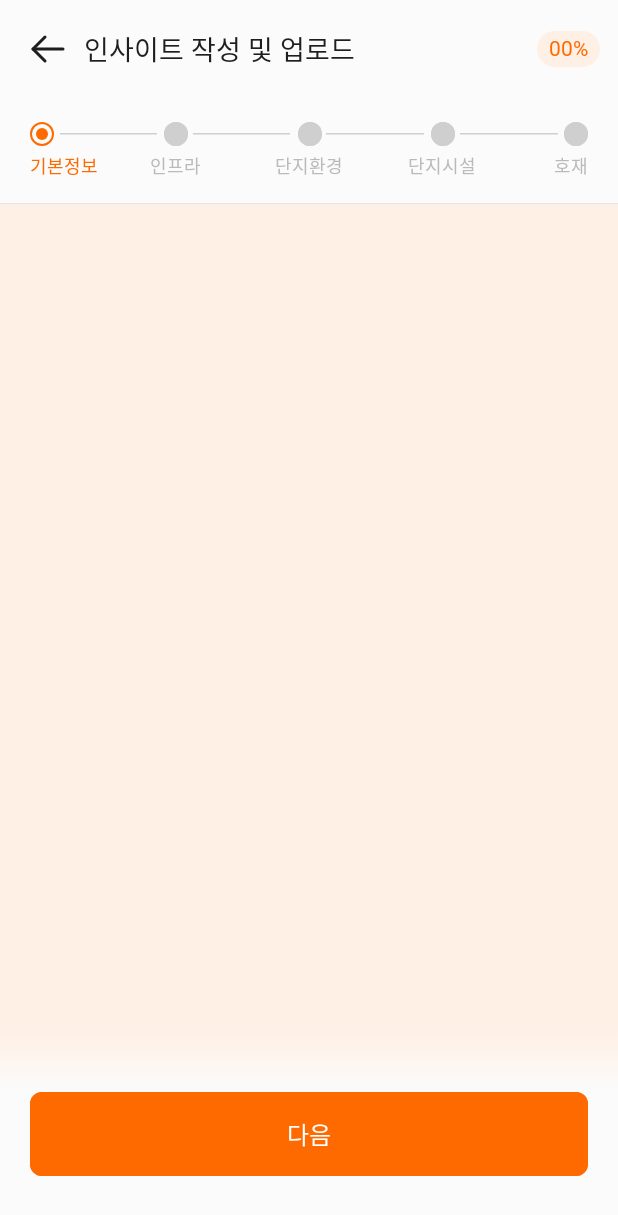
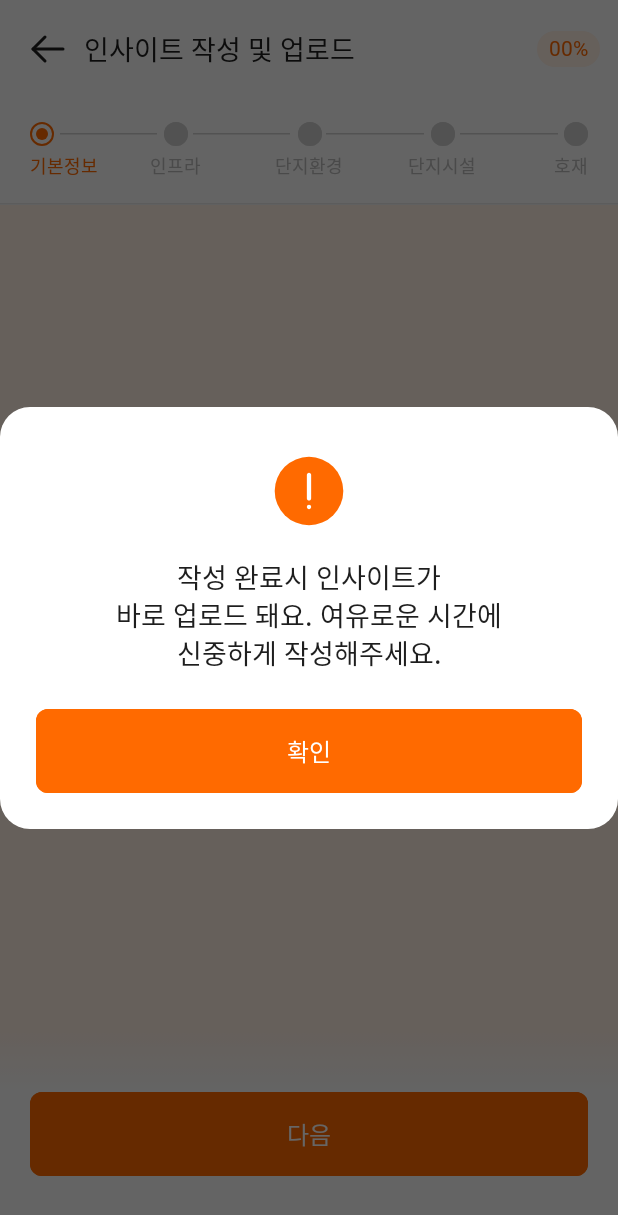
Before and after one commit to imaec/imdang, an Android app built with Jetpack Compose: the WriteInsightScreen screen opened through its navigation route, on a phone screen of 412 x 824 dp. Shown: the top 1215 px of the screen. Run offline under Robolectric (Android 15) with nearby library versions, the phone set to English and light mode, and no system bars; our stand-ins replace Dagger/Hilt's generated code; libraries missing offline, so code that uses them is left out: com.google.accompanist.web; pictures from the network do not load; Roboto replaces fonts that are not available here.

Commit message:
feat: 인사이트 작성 - 안내 팝업 구현

```diff
--- a/app/src/main/java/info/imdang/app/ui/insight/write/WriteInsightScreen.kt
+++ b/app/src/main/java/info/imdang/app/ui/insight/write/WriteInsightScreen.kt
@@ -9,6 +9,10 @@ import androidx.compose.foundation.pager.rememberPagerState
 import androidx.compose.material3.Scaffold
 import androidx.compose.runtime.Composable
 import androidx.compose.runtime.LaunchedEffect
+import androidx.compose.runtime.getValue
+import androidx.compose.runtime.mutableStateOf
+import androidx.compose.runtime.remember
+import androidx.compose.runtime.setValue
 import androidx.compose.ui.Alignment
 import androidx.compose.ui.Modifier
 import androidx.compose.ui.res.stringResource
@@ -23,10 +27,12 @@ import info.imdang.app.ui.insight.write.environment.WriteInsightComplexEnvironme
 import info.imdang.app.ui.insight.write.facility.WriteInsightComplexFacilityPage
 import info.imdang.app.ui.insight.write.goodnews.WriteInsightGoodNewsPage
 import info.imdang.app.ui.insight.write.infra.WriteInsightInfraPage
+import info.imdang.component.common.dialog.CommonDialog
 import info.imdang.component.system.button.CommonButton
 import info.imdang.component.system.gradient.ButtonGradient
 import info.imdang.component.theme.ImdangTheme
 import info.imdang.resource.R
+import kotlinx.coroutines.delay
 
 const val WRITE_INSIGHT_SCREEN = "writeInsight"
 
@@ -38,6 +44,22 @@ fun NavGraphBuilder.writeInsightScreen(navController: NavController) {
 
 @Composable
 private fun WriteInsightScreen(navController: NavController) {
+    var isShowDialog by remember { mutableStateOf(false) }
+
+    LaunchedEffect(Unit) {
+        delay(100)
+        isShowDialog = true
+    }
+
+    if (isShowDialog) {
+        CommonDialog(
+            iconResource = R.drawable.ic_sign_for_dialog,
+            message = stringResource(R.string.write_insight_message),
+            onClickPositiveButton = { isShowDialog = false },
+            onDismiss = {}
+        )
+    }
+
     Scaffold(
         modifier = Modifier.fillMaxSize(),
         topBar = {
@@ -86,3 +108,15 @@ private fun WriteInsightScreenPreview() {
         WriteInsightScreen(navController = rememberNavController())
     }
 }
+
+@Preview(showBackground = true)
+@Composable
+private fun WriteInsightDialogPreview() {
+    ImdangTheme {
+        CommonDialog(
+            iconResource = R.drawable.ic_sign_for_dialog,
+            message = stringResource(R.string.write_insight_message),
+            onDismiss = {}
+        )
+    }
+}
--- a/app/src/main/java/info/imdang/app/ui/main/home/HomeScreen.kt
+++ b/app/src/main/java/info/imdang/app/ui/main/home/HomeScreen.kt
@@ -92,7 +92,7 @@ private fun HomeScreen(
     val viewModel = hiltViewModel<HomeViewModel>()
     val sheetState = rememberModalBottomSheetState(skipPartiallyExpanded = true)
     val pagerState = rememberPagerState { 2 }
-    var showBottomSheet by remember { mutableStateOf(false) }
+    var isShowBottomSheet by remember { mutableStateOf(false) }
 
     LaunchedEffect(pagerState.currentPage) {
         viewModel.hideTooltip()
@@ -102,24 +102,24 @@ private fun HomeScreen(
         viewModel.event.collectLatest {
             when (it) {
                 is HomeEvent.ShowHomeFreePassBottomSheet -> {
-                    showBottomSheet = true
+                    isShowBottomSheet = true
                 }
             }
         }
     }
 
-    if (showBottomSheet) {
+    if (isShowBottomSheet) {
         ModalBottomSheet(
             sheetState = sheetState,
             shape = RoundedCornerShape(topStart = 12.dp, topEnd = 12.dp),
             containerColor = White,
             dragHandle = null,
-            onDismissRequest = { showBottomSheet = false }
+            onDismissRequest = { isShowBottomSheet = false }
         ) {
             FreePassBottomSheet(
                 sheetState = sheetState,
                 onCloseBottomSheet = { isBack ->
-                    showBottomSheet = false
+                    isShowBottomSheet = false
                     if (isBack) {
                         navController.popBackStack(route = ONBOARDING_SCREEN, inclusive = true)
                     }
--- /dev/null
+++ b/component/src/main/java/info/imdang/component/common/dialog/CommonDialog.kt
@@ -0,0 +1,223 @@
+package info.imdang.component.common.dialog
+
+import androidx.annotation.DrawableRes
+import androidx.compose.foundation.background
+import androidx.compose.foundation.border
+import androidx.compose.foundation.clickable
+import androidx.compose.foundation.layout.Arrangement
+import androidx.compose.foundation.layout.Box
+import androidx.compose.foundation.layout.Column
+import androidx.compose.foundation.layout.Row
+import androidx.compose.foundation.layout.Spacer
+import androidx.compose.foundation.layout.fillMaxSize
+import androidx.compose.foundation.layout.fillMaxWidth
+import androidx.compose.foundation.layout.height
+import androidx.compose.foundation.layout.padding
+import androidx.compose.foundation.shape.CircleShape
+import androidx.compose.foundation.shape.RoundedCornerShape
+import androidx.compose.material3.Text
+import androidx.compose.runtime.Composable
+import androidx.compose.ui.Alignment
+import androidx.compose.ui.Modifier
+import androidx.compose.ui.draw.clip
+import androidx.compose.ui.res.stringResource
+import androidx.compose.ui.text.style.TextAlign
+import androidx.compose.ui.tooling.preview.Preview
+import androidx.compose.ui.unit.dp
+import androidx.compose.ui.window.Dialog
+import info.imdang.component.common.image.Icon
+import info.imdang.component.system.button.CommonButton
+import info.imdang.component.system.button.CommonButtonType
+import info.imdang.component.theme.Gray100
+import info.imdang.component.theme.Gray600
+import info.imdang.component.theme.Gray700
+import info.imdang.component.theme.Gray900
+import info.imdang.component.theme.ImdangTheme
+import info.imdang.component.theme.T400_16_22_4
+import info.imdang.component.theme.T600_14_19_6
+import info.imdang.component.theme.T600_18_25_2
+import info.imdang.component.theme.White
+import info.imdang.resource.R
+
+@Composable
+fun CommonDialog(
+    message: String,
+    positiveButtonText: String = stringResource(R.string.confirm),
+    @DrawableRes iconResource: Int? = null,
+    subMessage: String? = null,
+    negativeButtonText: String? = null,
+    subButtonText: String? = null,
+    onClickPositiveButton: () -> Unit = {},
+    onClickNegativeButton: () -> Unit = {},
+    onClickSubButton: () -> Unit = {},
+    onDismiss: () -> Unit = {}
+) {
+    Dialog(
+        onDismissRequest = { onDismiss() }
+    ) {
+        CommonDialog(
+            message = message,
+            positiveButtonText = positiveButtonText,
+            iconResource = iconResource,
+            subMessage = subMessage,
+            negativeButtonText = negativeButtonText,
+            subButtonText = subButtonText,
+            onClickPositiveButton = onClickPositiveButton,
+            onClickNegativeButton = onClickNegativeButton,
+            onClickSubButton = onClickSubButton
+        )
+    }
+}
+
+@Composable
+private fun CommonDialog(
+    message: String,
+    positiveButtonText: String = stringResource(R.string.confirm),
+    @DrawableRes iconResource: Int? = null,
+    subMessage: String? = null,
+    negativeButtonText: String? = null,
+    subButtonText: String? = null,
+    onClickPositiveButton: () -> Unit = {},
+    onClickNegativeButton: () -> Unit = {},
+    onClickSubButton: () -> Unit = {}
+) {
+    Box(
+        modifier = Modifier
+            .fillMaxWidth()
+            .background(color = White, shape = RoundedCornerShape(20.dp))
+            .padding(all = 24.dp)
+    ) {
+        Column(
+            modifier = Modifier.fillMaxWidth(),
+            horizontalAlignment = Alignment.CenterHorizontally
+        ) {
+            Icon(iconResource = iconResource ?: R.drawable.ic_check_for_dialog)
+            Spacer(modifier = Modifier.height(12.dp))
+            Text(
+                text = message,
+                style = T600_18_25_2,
+                color = Gray900,
+                textAlign = TextAlign.Center
+            )
+            if (subMessage != null) {
+                Text(
+                    modifier = Modifier.padding(top = 4.dp),
+                    text = subMessage,
+                    style = T400_16_22_4,
+                    color = Gray600,
+                    textAlign = TextAlign.Center
+                )
+            }
+            if (subButtonText != null) {
+                Box(
+                    modifier = Modifier
+                        .padding(top = 16.dp)
+                        .height(42.dp)
+                        .border(width = 1.dp, color = Gray100, shape = CircleShape)
+                        .clip(CircleShape)
+                        .clickable(onClick = onClickSubButton)
+                        .padding(horizontal = 16.dp)
+                ) {
+                    Text(
+                        modifier = Modifier.align(Alignment.Center),
+                        text = subButtonText,
+                        style = T600_14_19_6,
+                        color = Gray700
+                    )
+                }
+            }
+            Spacer(modifier = Modifier.height(24.dp))
+            Row(horizontalArrangement = Arrangement.spacedBy(12.dp)) {
+                if (negativeButtonText != null) {
+                    CommonButton(
+                        modifier = Modifier.weight(1f),
+                        buttonType = CommonButtonType.GHOST,
+                        horizontalPadding = 0.dp,
+                        bottomPadding = 0.dp,
+                        buttonText = negativeButtonText,
+                        onClick = onClickNegativeButton
+                    )
+                }
+                CommonButton(
+                    modifier = Modifier.weight(1f),
+                    horizontalPadding = 0.dp,
+                    bottomPadding = 0.dp,
+                    buttonText = positiveButtonText,
+                    onClick = onClickPositiveButton
+                )
+            }
+        }
+    }
+}
+
+@Preview(showBackground = true)
+@Composable
+private fun CommonDialogDefaultPreview() {
+    ImdangTheme {
+        Box(modifier = Modifier.fillMaxSize()) {
+            CommonDialog(
+                message = "다이얼로그 타이틀",
+                onDismiss = {}
+            )
+        }
+    }
+}
+
+@Preview(showBackground = true)
+@Composable
+private fun CommonDialogSubMessagePreview() {
+    ImdangTheme {
+        Box(modifier = Modifier.fillMaxSize()) {
+            CommonDialog(
+                message = "다이얼로그 타이틀",
+                subMessage = "다이얼로그 내용",
+                onDismiss = {}
+            )
+        }
+    }
+}
+
+@Preview(showBackground = true)
+@Composable
+private fun CommonDialogSubButtonPreview() {
+    ImdangTheme {
+        Box(modifier = Modifier.fillMaxSize()) {
+            CommonDialog(
+                message = "다이얼로그 타이틀",
+                subMessage = "다이얼로그 내용",
+                subButtonText = "확인하기",
+                onDismiss = {}
+            )
+        }
+    }
+}
+
+@Preview(showBackground = true)
+@Composable
+private fun CommonDialogNegativeButtonPreview() {
+    ImdangTheme {
+        Box(modifier = Modifier.fillMaxSize()) {
+            CommonDialog(
+                message = "다이얼로그 타이틀",
+                negativeButtonText = stringResource(R.string.cancel),
+                onDismiss = {}
+            )
+        }
+    }
+}
+
+@Preview(showBackground = true)
+@Composable
+private fun CommonDialogAllPreview() {
+    ImdangTheme {
+        Box(modifier = Modifier.fillMaxSize()) {
+            CommonDialog(
+                message = "다이얼로그 타이틀",
+                subMessage = "다이얼로그 내용",
+                subButtonText = "확인하기",
+                negativeButtonText = stringResource(R.string.cancel),
+                onDismiss = {}
+            )
+        }
+    }
+}
--- /dev/null
+++ b/resource/src/main/res/drawable/ic_check_for_dialog.xml
@@ -0,0 +1,13 @@
+<vector xmlns:android="http://schemas.android.com/apk/res/android"
+    android:width="65dp"
+    android:height="64dp"
+    android:viewportWidth="65"
+    android:viewportHeight="64">
+  <path
+      android:pathData="M32.5,32m-22.756,0a22.756,22.756 0,1 1,45.511 0a22.756,22.756 0,1 1,-45.511 0"
+      android:fillColor="#FF6A00"/>
+  <path
+      android:pathData="M41.985,25.254C42.569,25.779 42.616,26.678 42.091,27.262L31.851,38.64C31.326,39.224 30.426,39.271 29.843,38.746C29.798,38.706 29.756,38.663 29.718,38.619L22.91,31.055C22.385,30.471 22.432,29.571 23.016,29.046C23.6,28.521 24.499,28.568 25.024,29.152L30.794,35.563L39.977,25.36C40.502,24.776 41.401,24.728 41.985,25.254Z"
+      android:fillColor="#ffffff"
+      android:fillType="evenOdd"/>
+</vector>
--- /dev/null
+++ b/resource/src/main/res/drawable/ic_sign_for_dialog.xml
@@ -0,0 +1,17 @@
+<vector xmlns:android="http://schemas.android.com/apk/res/android"
+    android:width="65dp"
+    android:height="64dp"
+    android:viewportWidth="65"
+    android:viewportHeight="64">
+  <path
+      android:pathData="M32.5,9.245L32.5,9.245A22.756,22.756 0,0 1,55.255 32L55.255,32A22.756,22.756 0,0 1,32.5 54.756L32.5,54.756A22.756,22.756 0,0 1,9.744 32L9.744,32A22.756,22.756 0,0 1,32.5 9.245z"
+      android:fillColor="#FF6A00"/>
+  <path
+      android:pathData="M32.5,19.911C33.286,19.911 33.923,20.548 33.923,21.333V36.978C33.923,37.763 33.286,38.4 32.5,38.4C31.715,38.4 31.078,37.763 31.078,36.978V21.333C31.078,20.548 31.715,19.911 32.5,19.911Z"
+      android:fillColor="#ffffff"
+      android:fillType="evenOdd"/>
+  <path
+      android:pathData="M32.5,41.245C33.286,41.245 33.923,41.866 33.923,42.632L33.923,42.701C33.923,43.468 33.286,44.089 32.5,44.089C31.715,44.089 31.078,43.468 31.078,42.701L31.078,42.632C31.078,41.866 31.715,41.245 32.5,41.245Z"
+      android:fillColor="#ffffff"
+      android:fillType="evenOdd"/>
+</vector>
--- a/resource/src/main/res/values/strings.xml
+++ b/resource/src/main/res/values/strings.xml
@@ -21,6 +21,7 @@
     <string name="male">남자</string>
     <string name="female">여자</string>
     <string name="confirm">확인</string>
+    <string name="cancel">취소</string>
     <string name="complete">완료</string>
     <string name="service_term">서비스 이용 약관</string>
     <string name="all_agree">전체 동의</string>
@@ -69,6 +70,7 @@
     <string name="storage_by_map">지도로 보기</string>
     <string name="region_all">지역 전체</string>
     <string name="select_complete">선택 완료</string>
+    <string name="write_insight_message">작성 완료시 인사이트가\n바로 업로드 돼요. 여유로운 시간에\n신중하게 작성해주세요.</string>
 
     <string name="empty_home_insight_message">아직 작성한 내역이 없어요.\n임장을 다녀온 후 인사이트를 작성해보세요</string>
     <string name="empty_waiting_message">대기 중인 내역이 없어요.</string>
```
